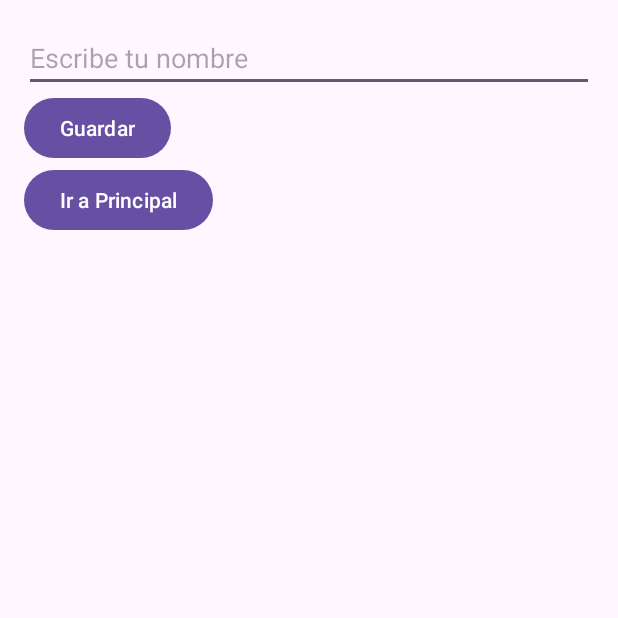
After one commit to DavidRCh56/PracticaEvaluableTema1, an Android app: the ConfiguracionActivity screen opened directly, with no data from a screen before it, on a phone screen of 412 x 824 dp, the top half of it. The commit adds this screen. Run offline under Robolectric (Android 15) with nearby library versions, the phone set to English and light mode, and no system bars.

Commit message:
App casi terminada

```diff
--- /dev/null
+++ b/app/src/main/java/com/iesvdc/multimedia/practicaevaluabletema1/ConfiguracionActivity.kt
@@ -0,0 +1,33 @@
+package com.iesvdc.multimedia.practicaevaluabletema1
+
+import android.content.Intent
+import android.content.SharedPreferences
+import android.os.Bundle
+import androidx.appcompat.app.AppCompatActivity
+import android.widget.Button
+import android.widget.EditText
+
+class ConfiguracionActivity : AppCompatActivity() {
+
+    private lateinit var sharedPreferences: SharedPreferences
+
+    override fun onCreate(savedInstanceState: Bundle?) {
+        super.onCreate(savedInstanceState)
+        setContentView(R.layout.activity_configuracion)
+
+        sharedPreferences = getSharedPreferences("MiAppPrefs", MODE_PRIVATE)
+
+        val editTextNombre = findViewById<EditText>(R.id.editTextNombre)
+        val btnGuardar = findViewById<Button>(R.id.btnGuardar)
+        val btnIrPrincipal = findViewById<Button>(R.id.btnIrPrincipal)
+
+        btnGuardar.setOnClickListener {
+            val nombre = editTextNombre.text.toString()
+            sharedPreferences.edit().putString("nombre", nombre).apply()
+        }
+
+        btnIrPrincipal.setOnClickListener {
+            startActivity(Intent(this, MainActivity::class.java))
+        }
+    }
+}
--- /dev/null
+++ b/app/src/main/res/layout/activity_configuracion.xml
@@ -0,0 +1,25 @@
+<?xml version="1.0" encoding="utf-8"?>
+<LinearLayout xmlns:android="http://schemas.android.com/apk/res/android"
+    android:layout_width="match_parent"
+    android:layout_height="match_parent"
+    android:orientation="vertical"
+    android:padding="16dp">
+
+    <EditText
+        android:id="@+id/editTextNombre"
+        android:layout_width="match_parent"
+        android:layout_height="wrap_content"
+        android:hint="Escribe tu nombre" />
+
+    <Button
+        android:id="@+id/btnGuardar"
+        android:layout_width="wrap_content"
+        android:layout_height="wrap_content"
+        android:text="Guardar" />
+
+    <Button
+        android:id="@+id/btnIrPrincipal"
+        android:layout_width="wrap_content"
+        android:layout_height="wrap_content"
+        android:text="Ir a Principal" />
+</LinearLayout>
```
Also changed, not shown: app/src/main/AndroidManifest.xml (+6 -4 lines), app/src/main/java/com/iesvdc/multimedia/practicaevaluabletema1/CallActivity.kt (deleted, +0 -20 lines), app/src/main/java/com/iesvdc/multimedia/practicaevaluabletema1/LlamadaActivity.kt (added, +77 -0 lines), app/src/main/java/com/iesvdc/multimedia/practicaevaluabletema1/MainActivity.kt (+33 -15 lines), app/src/main/java/com/iesvdc/multimedia/practicaevaluabletema1/SettingsActivity.kt (deleted, +0 -20 lines), app/src/main/res/layout/activity_call.xml (deleted, +0 -20 lines), app/src/main/res/layout/activity_llamada.xml (added, +20 -0 lines), app/src/main/res/layout/activity_main.xml (+34 -20 lines), app/src/main/res/layout/activity_settings.xml (deleted, +0 -15 lines).
